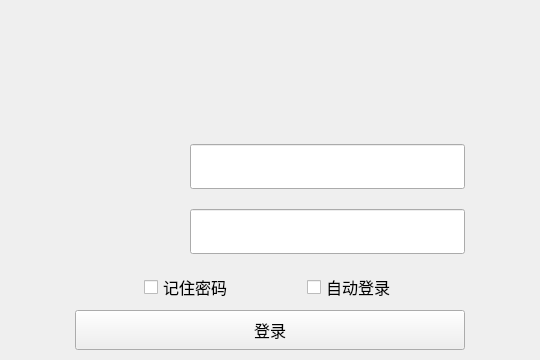
First picture: the form in ChatClient/login.ui, repository crylittlebear/QtChat, before the edit.
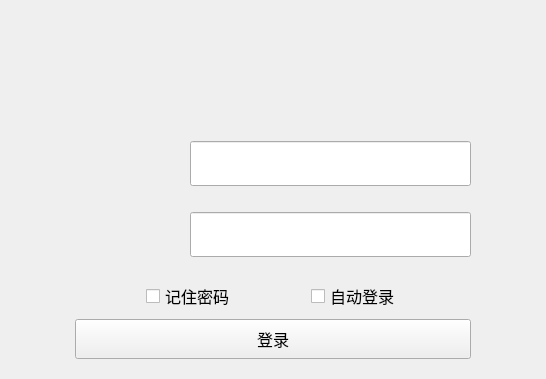
Second picture: the form after the edit. Icons and pictures are not drawn. Custom widgets are drawn as their Qt base class.

What changed in the file:
```diff
--- a/ChatClient/login.ui
+++ b/ChatClient/login.ui
@@ -6,8 +6,8 @@
    <rect>
     <x>0</x>
     <y>0</y>
-    <width>540</width>
-    <height>360</height>
+    <width>546</width>
+    <height>379</height>
    </rect>
   </property>
   <property name="minimumSize">
@@ -50,7 +50,10 @@
         <height>360</height>
        </size>
       </property>
-      <layout class="QVBoxLayout" name="verticalLayout_5">
+      <layout class="QVBoxLayout" name="verticalLayout_4">
+       <property name="spacing">
+        <number>0</number>
+       </property>
        <property name="leftMargin">
         <number>0</number>
        </property>
@@ -62,11 +65,6 @@
        </property>
        <property name="bottomMargin">
         <number>0</number>
-       </property>
-       <item>
-        <layout class="QVBoxLayout" name="verticalLayout_4" stretch="1,8">
-         <property name="spacing">
-          <number>6</number>
          </property>
          <item>
           <widget class="QWidget" name="widgetWinTitle" native="true">
@@ -90,7 +88,7 @@
              <number>2</number>
             </property>
             <property name="leftMargin">
-             <number>10</number>
+           <number>5</number>
             </property>
             <property name="topMargin">
              <number>0</number>
@@ -175,8 +173,8 @@
               </property>
               <property name="iconSize">
                <size>
-                <width>25</width>
-                <height>25</height>
+              <width>20</width>
+              <height>20</height>
                </size>
               </property>
              </widget>
@@ -207,8 +205,8 @@
               </property>
               <property name="iconSize">
                <size>
-                <width>22</width>
-                <height>22</height>
+              <width>15</width>
+              <height>15</height>
                </size>
               </property>
              </widget>
@@ -239,8 +237,8 @@
               </property>
               <property name="iconSize">
                <size>
-                <width>22</width>
-                <height>22</height>
+              <width>15</width>
+              <height>15</height>
                </size>
               </property>
              </widget>
@@ -249,10 +247,15 @@
           </widget>
          </item>
          <item>
+        <layout class="QHBoxLayout" name="horizontalLayout_6">
+         <property name="spacing">
+          <number>0</number>
+         </property>
+         <item>
           <widget class="QWidget" name="widgetBody" native="true">
-           <layout class="QVBoxLayout" name="verticalLayout_3" stretch="1,3">
+           <layout class="QVBoxLayout" name="verticalLayout_3">
             <property name="spacing">
-             <number>6</number>
+             <number>0</number>
             </property>
             <property name="leftMargin">
              <number>0</number>
@@ -271,13 +274,13 @@
               <property name="minimumSize">
                <size>
                 <width>0</width>
-                <height>30</height>
+                <height>80</height>
                </size>
               </property>
               <property name="maximumSize">
                <size>
                 <width>16777215</width>
-                <height>16777215</height>
+                <height>80</height>
                </size>
               </property>
               <property name="text">
@@ -303,7 +306,7 @@
                <number>75</number>
               </property>
               <property name="bottomMargin">
-               <number>10</number>
+               <number>20</number>
               </property>
               <item>
                <layout class="QHBoxLayout" name="horizontalLayout_2" stretch="0,5">
```
Lines whose indentation alone changed are shown as unchanged.
